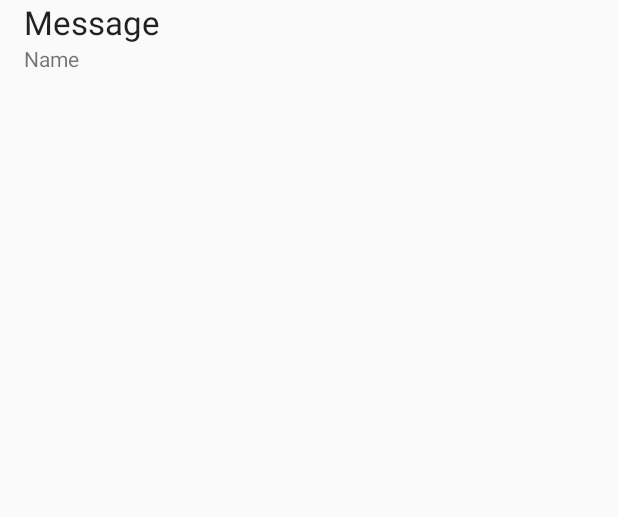
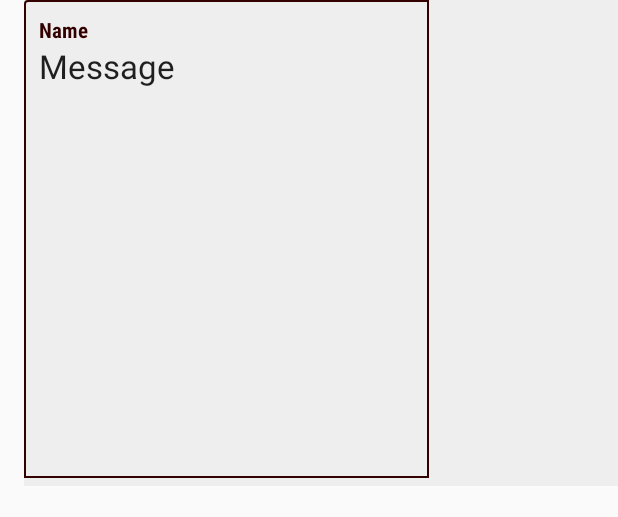
Before and after one commit to Hamzaahmed95/NPL, an Android app: the layout item_message.xml on its own in the app's theme, with its tools: preview values and no code run, on a phone screen of 412 x 824 dp. Shown: the top 517 px of the screen. Run offline under Robolectric (Android 15) with nearby library versions, the phone set to English and light mode, and no system bars.

Commit message:
recycleView done

```diff
--- a/app/src/main/java/com/example/hamzaahmed/npl/ProfileActivity.java
+++ b/app/src/main/java/com/example/hamzaahmed/npl/ProfileActivity.java
@@ -241,7 +241,7 @@ public class ProfileActivity extends AppCompatActivity {
                 if(user!=null){
                     //user is signed in
                     onSignedInInitialize(user.getDisplayName());
-
+                    name.setText(user.getDisplayName());
                     Log.d("hamza here","this");
                     Log.d("check",user.getDisplayName().substring(2,3));
 
--- /dev/null
+++ b/app/src/main/res/drawable/back.xml
@@ -0,0 +1,7 @@
+<shape
+    xmlns:android="http://schemas.android.com/apk/res/android"
+    android:shape="oval" >
+
+    <solid android:color="@android:color/white" />
+    <stroke android:width="3dip" android:color="#800000"/>
+</shape>
--- a/app/src/main/res/drawable/shape.xml
+++ b/app/src/main/res/drawable/shape.xml
@@ -7,5 +7,5 @@
         android:bottomLeftRadius="0dp" />
     <stroke
         android:width="1dp"
-        android:color="@color/colorPrimaryDark" />
+        android:color="@color/darkMaroon" />
 </shape>
--- a/app/src/main/res/layout/item_message.xml
+++ b/app/src/main/res/layout/item_message.xml
@@ -3,30 +3,43 @@
     xmlns:tools="http://schemas.android.com/tools"
     android:layout_width="match_parent"
     android:layout_height="wrap_content"
+    android:background="@color/darkgray"
     android:layout_marginLeft="@dimen/activity_horizontal_margin"
     android:layout_marginStart="@dimen/activity_horizontal_margin"
     android:orientation="vertical">
-
-    <ImageView
-        android:id="@+id/photoImageView"
-        android:layout_width="match_parent"
+    <LinearLayout
+        android:layout_width="wrap_content"
         android:layout_height="wrap_content"
-        android:adjustViewBounds="true" />
+        android:orientation="vertical"
+        android:padding="10dp"
+        android:layout_marginBottom="5dp"
+        android:background="@drawable/shape">
+    <TextView
+        android:id="@+id/nameTextView"
+        android:layout_width="wrap_content"
+        android:layout_height="wrap_content"
+        android:textColor="@color/darkMaroon"
+        android:textStyle="bold"
+        android:fontFamily="sans-serif-condensed"
+        android:layout_weight="0"
+        android:textAppearance="?android:attr/textAppearanceSmall"
+        tools:text="Name" />
 
     <TextView
         android:id="@+id/messageTextView"
+
         android:layout_width="wrap_content"
         android:layout_height="wrap_content"
         android:layout_weight="0"
         android:textAppearance="?android:attr/textAppearanceLarge"
         tools:text="Message" />
 
-    <TextView
-        android:id="@+id/nameTextView"
-        android:layout_width="wrap_content"
-        android:layout_height="wrap_content"
-        android:layout_weight="0"
-        android:textAppearance="?android:attr/textAppearanceSmall"
-        tools:text="Name" />
+    <ImageView
+        android:id="@+id/photoImageView"
+        android:layout_width="250dp"
+        android:layout_height="250dp"
+        android:adjustViewBounds="true" />
+
+    </LinearLayout>
 
 </LinearLayout>
```
Also changed, not shown: app/src/main/res/drawable/maroon1.png (added), app/src/main/res/drawable/maroon2.png (added), app/src/main/res/drawable/message.png (added).
